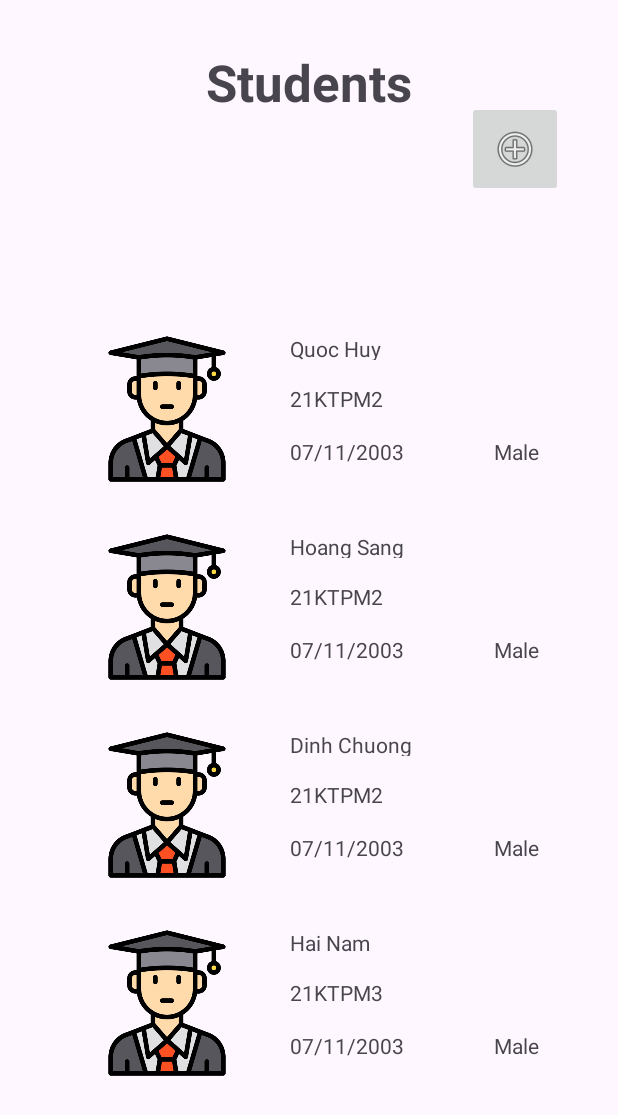
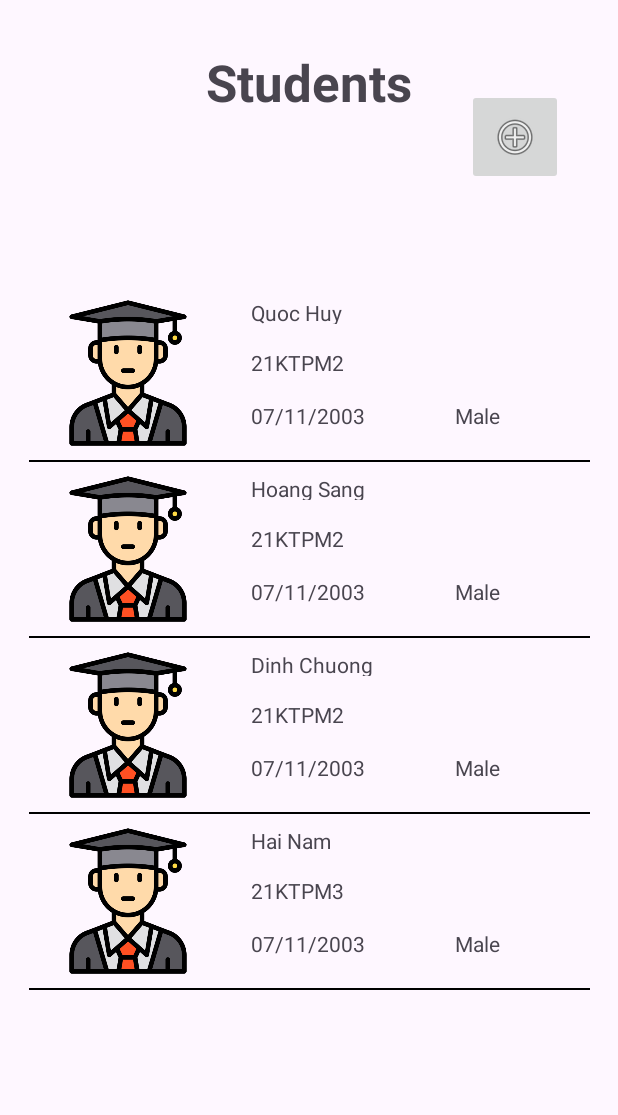
Before and after one commit to HuyBean/Mobile-Application-Development, an Android app: the screen it shows after launch (MainActivity), on a phone screen of 412 x 824 dp. Shown: the top 1115 px of the screen. Run offline under Robolectric (Android 15) with nearby library versions, the phone set to English and light mode, and no system bars.

Commit message:
Complete basic function for app

```diff
--- a/StudentManagementApp/app/src/main/java/com/example/studentmanagementapp/StudentAdapter.kt
+++ b/StudentManagementApp/app/src/main/java/com/example/studentmanagementapp/StudentAdapter.kt
@@ -9,10 +9,10 @@
 import android.widget.TextView
 data class Student(
     val icon: Int,
-    val name: String,
-    val classroom: String,
-    val birthday: String,
-    val gender: String
+    var name: String,
+    var classroom: String,
+    var birthday: String,
+    var gender: String
 )
 class StudentAdapter(context: Context, resource: Int, objects: List<Student>) :
     ArrayAdapter<Student>(context, resource, objects) {
--- a/StudentManagementApp/app/src/main/res/layout/activity_main.xml
+++ b/StudentManagementApp/app/src/main/res/layout/activity_main.xml
@@ -25,12 +25,12 @@
 
         <ListView
             android:id="@+id/listView"
-            android:layout_width="337dp"
-            android:layout_height="593dp"
+            android:layout_width="390dp"
+            android:layout_height="609dp"
             android:layout_marginBottom="32dp"
             android:clipToPadding="false"
-            android:divider="@android:color/transparent"
-            android:dividerHeight="8dp"
+            android:divider="@android:color/black"
+            android:dividerHeight="1dp"
             android:padding="8dp"
             app:layout_constraintBottom_toBottomOf="parent"
             app:layout_constraintEnd_toEndOf="parent"
--- a/StudentManagementApp/app/src/main/res/layout/class_layout.xml
+++ b/StudentManagementApp/app/src/main/res/layout/class_layout.xml
@@ -9,8 +9,8 @@
         android:id="@+id/imageViewClassLayout"
         android:layout_width="50dp"
         android:layout_height="50dp"
-        android:layout_marginTop="16dp"
-        android:layout_marginBottom="16dp"
+        android:layout_marginTop="8dp"
+        android:layout_marginBottom="8dp"
         app:layout_constraintBottom_toBottomOf="parent"
         app:layout_constraintEnd_toEndOf="parent"
         app:layout_constraintHorizontal_bias="0.044"
--- a/StudentManagementApp/app/src/main/res/layout/student_layout.xml
+++ b/StudentManagementApp/app/src/main/res/layout/student_layout.xml
@@ -10,7 +10,7 @@
         android:layout_width="100dp"
         android:layout_height="100dp"
         android:layout_marginStart="16dp"
-        android:layout_marginTop="16dp"
+        android:layout_marginTop="8dp"
         android:layout_marginBottom="8dp"
         app:layout_constraintBottom_toBottomOf="parent"
         app:layout_constraintStart_toStartOf="parent"
```
Also changed, not shown: StudentManagementApp/app/src/main/java/com/example/studentmanagementapp/MainActivity.kt (+7 -4 lines), StudentManagementApp/app/src/main/java/com/example/studentmanagementapp/SecondActivity.kt (+23 -2 lines), StudentManagementApp/app/src/main/res/layout/activity_class.xml (+6 -3 lines).
